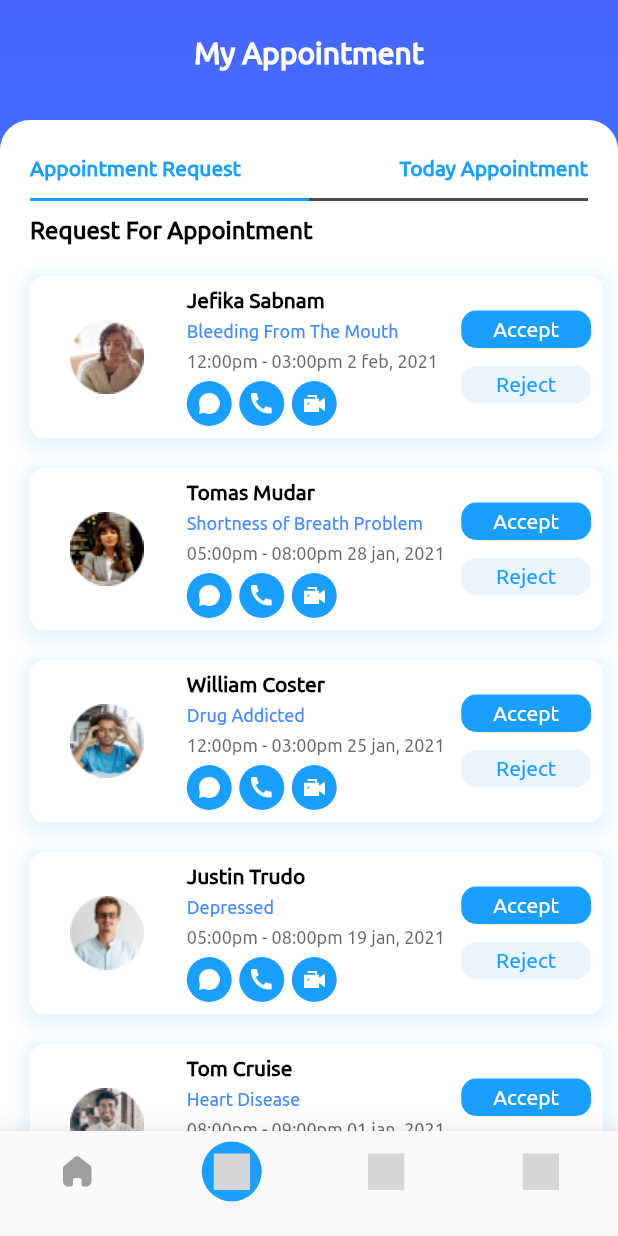
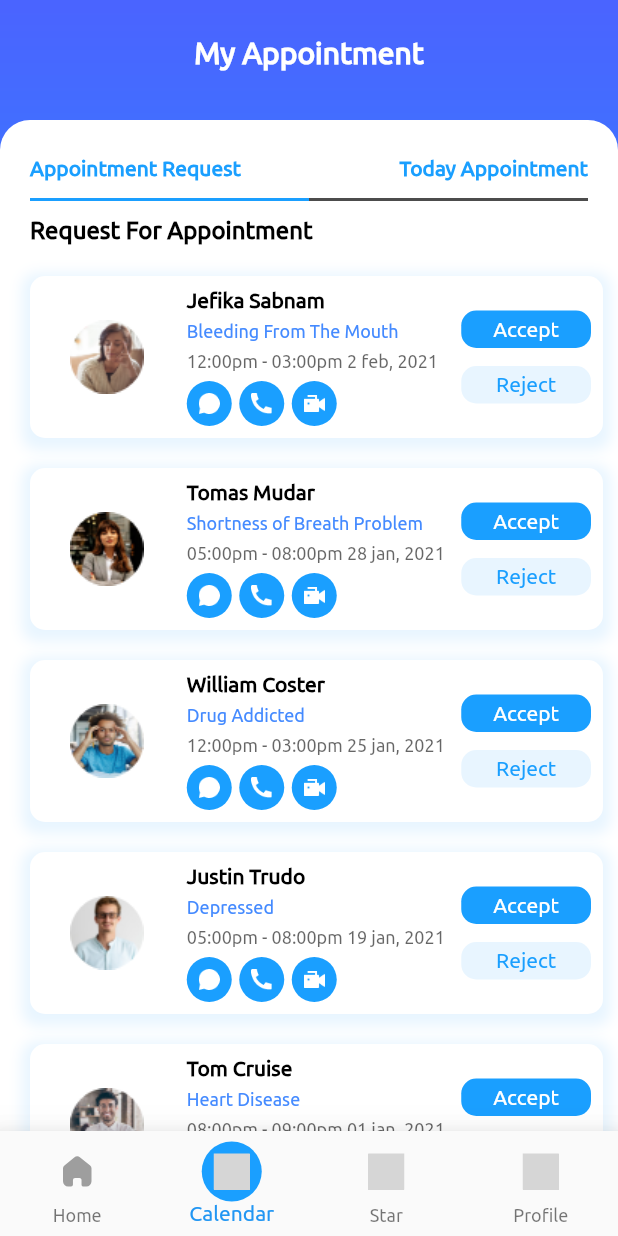
Before and after one commit to AhmedFarag57/Doctory_Mobile, a Flutter app: the DashboardScreen screen opened directly, item 2 of the bottom bar chosen, on a phone screen of 412 x 824 dp. Run offline on Flutter 3.47's test engine with Material 2 defaults, Android fonts, the light colour scheme and no system bars; our stand-ins replace flutter_svg, fluttertoast, google_maps_flutter, image_picker, shared_preferences, smooth_star_rating and 1 more; missing offline and left inert: smart_select; accounts and stored records are empty; grey boxes are pictures that could not be loaded.

Commit message:
Fix all errors

```diff
--- a/TeleDoc-Doctor/lib/screens/dashboard_screen.dart
+++ b/TeleDoc-Doctor/lib/screens/dashboard_screen.dart
@@ -45,7 +45,7 @@ class _DashboardScreenState extends State<DashboardScreen> {
                     ),
                   ),
                   // ignore: deprecated_member_use
-                  title: Container()
+                  label: "Home"
               ),
               BottomNavigationBarItem(
                 // ignore: deprecated_member_use
@@ -65,7 +65,7 @@ class _DashboardScreenState extends State<DashboardScreen> {
                     ),
                   ),
                   // ignore: deprecated_member_use
-                  title: Container()
+                  label: "Calendar"
               ),
               BottomNavigationBarItem(
                 // ignore: deprecated_member_use
@@ -85,7 +85,7 @@ class _DashboardScreenState extends State<DashboardScreen> {
                     ),
                   ),
                   // ignore: deprecated_member_use
-                  title: Container()
+                  label: "Star"
               ),
               BottomNavigationBarItem(
                 // ignore: deprecated_member_use
@@ -105,7 +105,7 @@ class _DashboardScreenState extends State<DashboardScreen> {
                     ),
                   ),
                   // ignore: deprecated_member_use
-                  title: Container()
+                  label: "Profile"
               ),
             ]),
       ),
--- a/TeleDoc-Doctor/pubspec.yaml
+++ b/TeleDoc-Doctor/pubspec.yaml
@@ -29,9 +29,9 @@ dependencies:
   # Use with the CupertinoIcons class for iOS style icons.
   cupertino_icons: ^1.0.3
   google_fonts: ^2.1.0
-  flutter_country_picker: ^0.1.6
+  # flutter_country_picker: ^0.1.6
   google_maps_flutter: ^2.0.6
-  geolocator: ^7.3.0
+  # geolocator: ^7.3.0
   url_launcher: ^6.0.9
   geocoder: ^0.2.1
   location: ^4.3.0
@@ -50,6 +50,7 @@ dependencies:
   flutter_svg: ^0.22.0
   weekday_selector: ^1.0.0
   smart_select: ^4.3.2
+  shared_preferences: ^2.0.15
 
 dev_dependencies:
   flutter_test:
```
Also changed, not shown: TeleDoc-Doctor/lib/network_utils/api.dart (added, +53 -0 lines), TeleDoc-Doctor/lib/screens/auth/sign_in_screen.dart (+59 -39 lines), TeleDoc-Doctor/pubspec.lock, 2 other files.
